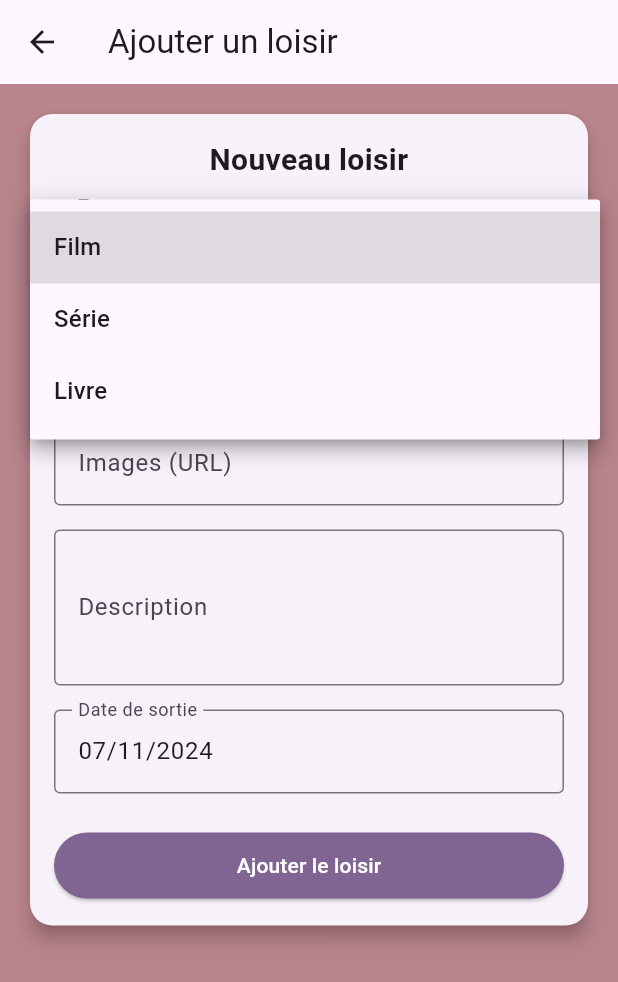
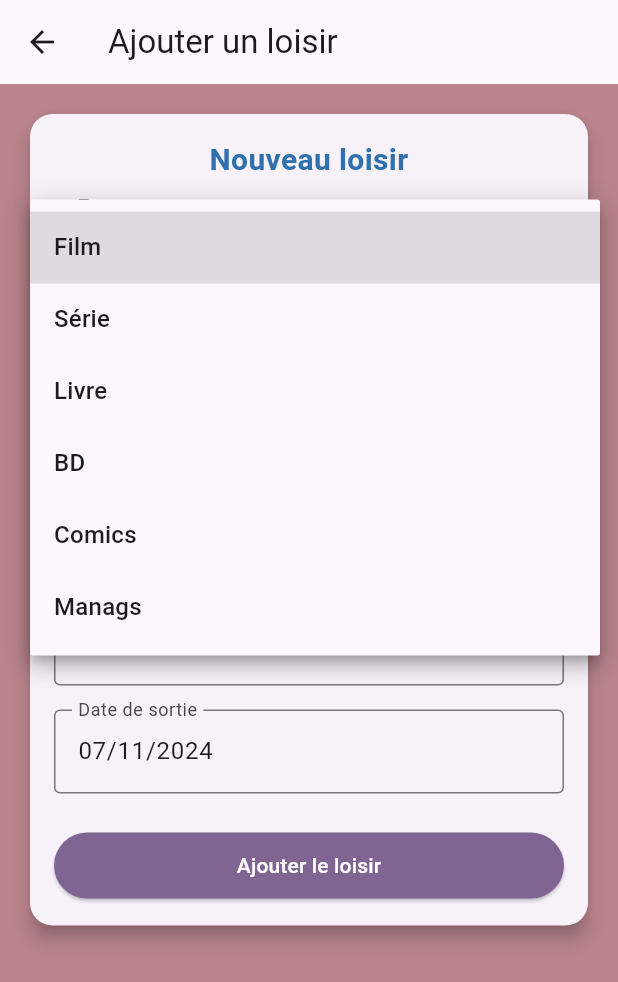
Before and after one commit to Yamnyr/Flutter-LoisirMania, a Flutter app: the screen it shows after launch, item 3 of the bottom bar chosen, after a tap on "Film", on a phone screen of 412 x 824 dp. Shown: the top 982 px of the screen. Run offline on Flutter 3.47's test engine with Material 3 defaults, Android fonts, the phone set to English and light mode, and no system bars; our stand-ins replace flutter_rating_bar; network calls fail.

Commit message:
style + fix

```diff
--- a/flutter_app/lib/accueil_page.dart
+++ b/flutter_app/lib/accueil_page.dart
@@ -1,7 +1,9 @@
 import 'package:flutter/material.dart';
+import 'package:flutter_app/common_widgets/filter_dropdownwidget.dart';
 import 'package:flutter_app/common_widgets/loisir_card_widget.dart';
 import 'package:flutter_app/add_loisir_page.dart';
 import 'app.API/API_loisirs.dart';
+import 'common_widgets/filter_dropdownwidget.dart'; // Importez votre nouveau widget
 
 class AccueilPage extends StatefulWidget {
   @override
@@ -24,6 +26,7 @@ class _AccueilPageState extends State<AccueilPage> {
       topLoisirs = APILoisirs.getTop5ByType();
     });
   }
+
 
   void _onItemTapped(int index) {
     switch (index) {
@@ -56,49 +59,18 @@ class _AccueilPageState extends State<AccueilPage> {
       ),
       body: Column(
         children: [
-          Container(
-            margin: EdgeInsets.only(left: 10),
-            decoration: BoxDecoration(
-              color: Colors.white,
-              borderRadius: BorderRadius.circular(25),
-              boxShadow: [
-                BoxShadow(
-                  color: Colors.grey.withOpacity(0.3),
-                  spreadRadius: 1,
-                  blurRadius: 3,
-                  offset: Offset(0, 2),
-                ),
-              ],
-            ),
-          child: Padding(
-            padding: const EdgeInsets.symmetric(horizontal: 16.0),
-            child: DropdownButtonHideUnderline(
-              child: DropdownButton<String>(
-                value: _selectedType,
-                icon: Icon(Icons.keyboard_arrow_down, color: Colors.grey[600]),
-                onChanged: (String? newValue) {
-                  setState(() {
-                    _selectedType = newValue!;
-                  });
-                },
-                items: <String>[
-                  'Tous',
-                  'Film',
-                  'Serie',
-                  'Livre',
-                  'BD',
-                  'Comics',
-                  'Mangas'
-                ].map<DropdownMenuItem<String>>((String value) {
-                  return DropdownMenuItem<String>(
-                    value: value,
-                    child: Text(value),
-                  );
-                }).toList(),
-              ),
-            ),
+          Padding(
+            padding: const EdgeInsets.all(16.0),
+            child:
+          FilterDropdown(
+            selectedType: _selectedType,
+            onChanged: (String? newValue) {
+              setState(() {
+                _selectedType = newValue ?? 'Tous'; // Assurez-vous de gérer le cas où newValue est null
+              });
+            },
           ),
-        ),
+          ),
           Expanded(
             child: FutureBuilder<Map<String, dynamic>>(
               future: topLoisirs,
@@ -172,7 +144,7 @@ class _AccueilPageState extends State<AccueilPage> {
           ),
         ],
         currentIndex: _selectedIndex,
-        selectedItemColor: Color.fromARGB(255, 8, 163, 111),
+        selectedItemColor: Color.fromARGB(255, 47, 112, 175),
         onTap: _onItemTapped,
       ),
     );
--- a/flutter_app/lib/add_loisir_page.dart
+++ b/flutter_app/lib/add_loisir_page.dart
@@ -18,6 +18,9 @@ class _AddLoisirPageState extends State<AddLoisirPage> {
     {'value': '1', 'label': 'Film'},
     {'value': '2', 'label': 'Série'},
     {'value': '3', 'label': 'Livre'},
+    {'value': '4', 'label': 'BD'},
+    {'value': '5', 'label': 'Comics'},
+    {'value': '6', 'label': 'Manags'},
   ];
   bool _isLoading = false;
 
@@ -75,7 +78,7 @@ class _AddLoisirPageState extends State<AddLoisirPage> {
                       children: [
                         Text(
                           'Nouveau loisir',
-                          style: TextStyle(fontSize: 20, fontWeight: FontWeight.bold),
+                          style: TextStyle(fontSize: 20, fontWeight: FontWeight.bold,color: Color.fromARGB(255, 47, 112, 175)),
                           textAlign: TextAlign.center,
                         ),
                         SizedBox(height: 16),
--- /dev/null
+++ b/flutter_app/lib/common_widgets/filter_dropdownwidget.dart
@@ -0,0 +1,53 @@
+import 'package:flutter/material.dart';
+class FilterDropdown extends StatelessWidget {
+  final String selectedType;
+  final void Function(String?)? onChanged; // Adapter la signature de la fonction onChanged
+
+  const FilterDropdown({
+    required this.selectedType,
+    required this.onChanged,
+  });
+
+  @override
+  Widget build(BuildContext context) {
+    return Container(
+      margin: EdgeInsets.only(left: 10),
+      decoration: BoxDecoration(
+        color: Colors.white,
+        borderRadius: BorderRadius.circular(25),
+        boxShadow: [
+          BoxShadow(
+            color: Colors.grey.withOpacity(0.3),
+            spreadRadius: 1,
+            blurRadius: 3,
+            offset: Offset(0, 2),
+          ),
+        ],
+      ),
+      child: Padding(
+        padding: const EdgeInsets.symmetric(horizontal: 16.0),
+        child: DropdownButtonHideUnderline(
+          child: DropdownButton<String>(
+            value: selectedType,
+            icon: Icon(Icons.keyboard_arrow_down, color: Colors.grey[600]),
+            onChanged: onChanged, // Utilisation directe de la fonction onChanged fournie
+            items: <String>[
+              'Tous',
+              'Film',
+              'Serie',
+              'Livre',
+              'BD',
+              'Comics',
+              'Mangas'
+            ].map<DropdownMenuItem<String>>((String value) {
+              return DropdownMenuItem<String>(
+                value: value,
+                child: Text(value),
+              );
+            }).toList(),
+          ),
+        ),
+      ),
+    );
+  }
+}
--- a/flutter_app/lib/edit_loisir_page.dart
+++ b/flutter_app/lib/edit_loisir_page.dart
@@ -24,6 +24,9 @@ class _EditLoisirPageState extends State<EditLoisirPage> {
     '1': 'Film',
     '2': 'Série',
     '3': 'Livre',
+    '4': 'BD',
+    '5': 'Comics',
+    '6': 'Mangas',
   };
 
   @override
--- a/flutter_app/lib/list_loisir_page.dart
+++ b/flutter_app/lib/list_loisir_page.dart
@@ -84,7 +84,7 @@ class _ListLoisirPageState extends State<ListLoisirPage> {
     default:
   }
   setState(() {
-      _selectedIndex = index;
+    _selectedIndex = index; // Mettez à jour l'index sélectionné
   });
 }
 
@@ -171,7 +171,7 @@ class _ListLoisirPageState extends State<ListLoisirPage> {
           ),
         ],
         currentIndex: _selectedIndex,
-        selectedItemColor: Color.fromARGB(255, 8, 163, 111),
+        selectedItemColor: Color.fromARGB(255, 47, 112, 175),
         onTap: _onItemTapped,
       ),
     );
```
Lines whose indentation alone changed are shown as unchanged.
